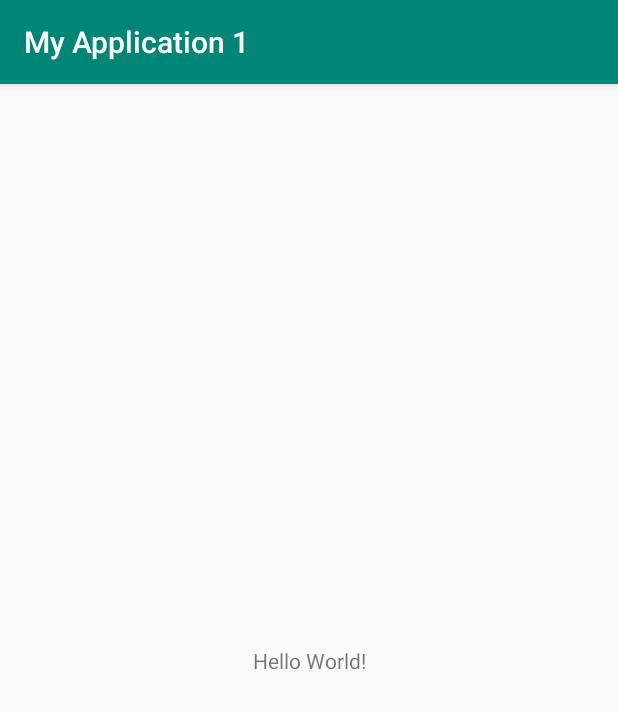
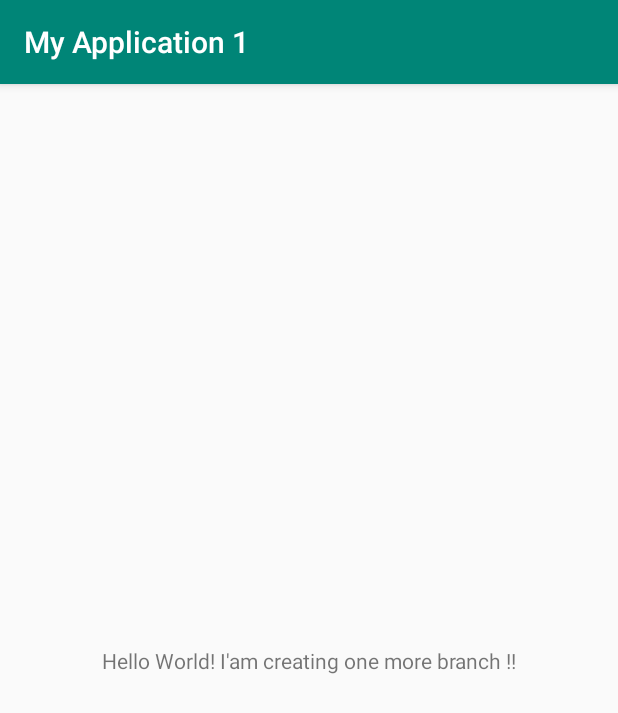
Before and after one commit to Vigilante7478/HelloWorldAndroid, an Android app: the screen it shows after launch (MainActivity), on a phone screen of 412 x 824 dp. Shown: the top 713 px of the screen. Run offline under Robolectric (Android 15) with nearby library versions, the phone set to English and light mode, and no system bars.

Commit message:
OneMore commit

```diff
--- a/app/src/main/res/layout/activity_main.xml
+++ b/app/src/main/res/layout/activity_main.xml
@@ -10,7 +10,7 @@
     <TextView
         android:layout_width="wrap_content"
         android:layout_height="wrap_content"
-        android:text="Hello World!"
+        android:text="Hello World! I'am creating one more branch !!"
         app:layout_constraintBottom_toBottomOf="parent"
         app:layout_constraintLeft_toLeftOf="parent"
         app:layout_constraintRight_toRightOf="parent"
```
